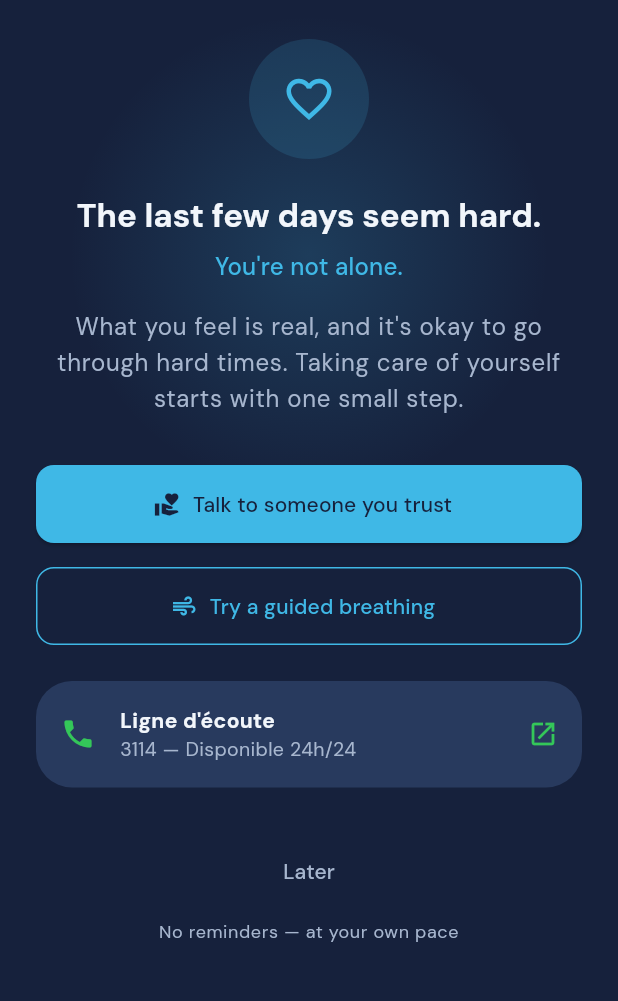
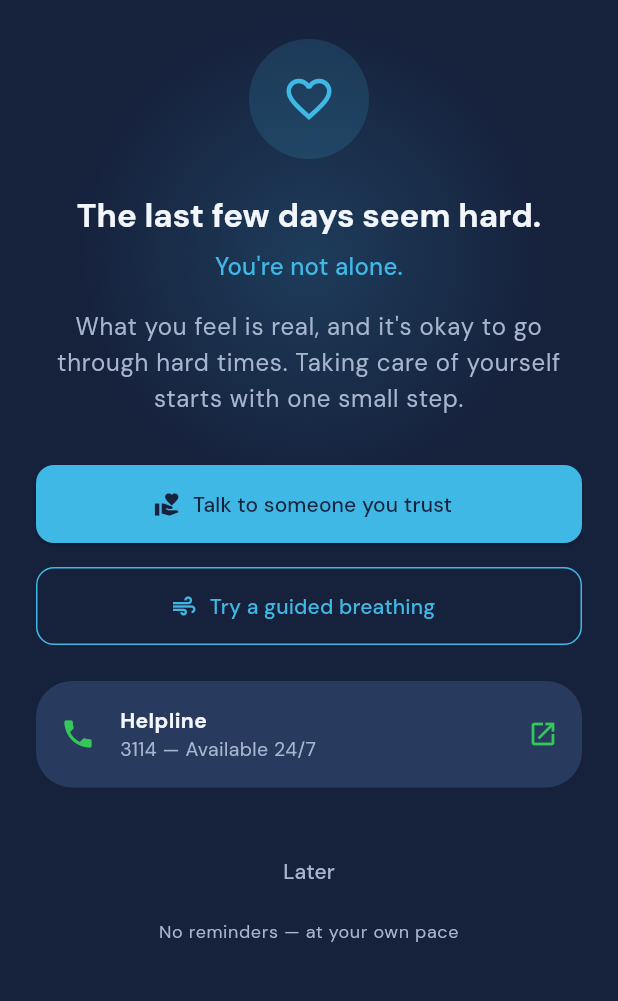
Before and after one commit to AlexandreMaillot/digiharmony, a Flutter app: the SoutienView screen opened directly, on a phone screen of 412 x 824 dp, the part 69-1070 px from its top. Run offline on Flutter 3.47's test engine with Material 3 defaults, Android fonts, the phone set to English and light mode, and no system bars; drawn by our look-alikes of flutter_animate; our stand-ins replace bloc, bloc_concurrency, drift, equatable, flutter_bloc, hydrated_bloc; accounts and stored records are empty; generated files the repository leaves out were written again; statements that could not run were skipped.

Commit message:
fix(soutien): i18n des libellés ligne d'écoute (titre/dispo) — modèle réduit à cible/type
Corrige la régression i18n signalée en revue (🔴) :
- Ajoute soutienLigneTitre/soutienLigneDispo dans les 8 ARB (FR/EN + fallback EN
  pour el/es/it/mk/ro/tr) — plus aucun libellé UI en dur dans le périmètre soutien.
- Réduit RessourceLigneEcoute aux seuls champs de données (cible + type) ;
  supprime nom et disponibilite qui étaient des libellés UI codés en dur.
- Met à jour BlocLigneEcoute : titre = l10n.soutienLigneTitre,
  sous-titre = '${ressource.cible} — ${l10n.soutienLigneDispo}'.
- Adapte les tests SO-RES-2/SO-RES-4 au nouveau constructeur et SO-VIEW-3
  aux nouvelles assertions i18n (Helpline/3114 en EN, Ligne d'écoute/3114 en FR).
- 235 tests pass, analyse clean, format clean.

Co-Authored-By: Claude Sonnet 4.6 <noreply@anthropic.com>

```diff
--- a/apps/digiharmony_app/lib/l10n/arb/app_el.arb
+++ b/apps/digiharmony_app/lib/l10n/arb/app_el.arb
@@ -85,5 +85,7 @@
     "soutienConfiancePiste03": "Reach out to a trusted adult at school (counsellor, school nurse)",
     "soutienConfiancePiste04": "Write down what you feel before talking about it",
     "soutienConfiancePiste05": "Choose a calm moment to bring it up",
-    "soutienErreurLien": "Unable to open this link."
+    "soutienErreurLien": "Unable to open this link.",
+    "soutienLigneTitre": "Helpline",
+    "soutienLigneDispo": "Available 24/7"
 }
--- a/apps/digiharmony_app/lib/l10n/arb/app_en.arb
+++ b/apps/digiharmony_app/lib/l10n/arb/app_en.arb
@@ -395,5 +395,13 @@
     "soutienErreurLien": "Unable to open this link.",
     "@soutienErreurLien": {
         "description": "Error snackbar when url_launcher fails to open a helpline resource."
+    },
+    "soutienLigneTitre": "Helpline",
+    "@soutienLigneTitre": {
+        "description": "Generic title for the helpline card in the soutien screen."
+    },
+    "soutienLigneDispo": "Available 24/7",
+    "@soutienLigneDispo": {
+        "description": "Generic availability label for the helpline card in the soutien screen."
     }
 }
--- a/apps/digiharmony_app/lib/l10n/arb/app_es.arb
+++ b/apps/digiharmony_app/lib/l10n/arb/app_es.arb
@@ -85,5 +85,7 @@
     "soutienConfiancePiste03": "Reach out to a trusted adult at school (counsellor, school nurse)",
     "soutienConfiancePiste04": "Write down what you feel before talking about it",
     "soutienConfiancePiste05": "Choose a calm moment to bring it up",
-    "soutienErreurLien": "Unable to open this link."
+    "soutienErreurLien": "Unable to open this link.",
+    "soutienLigneTitre": "Helpline",
+    "soutienLigneDispo": "Available 24/7"
 }
--- a/apps/digiharmony_app/lib/l10n/arb/app_fr.arb
+++ b/apps/digiharmony_app/lib/l10n/arb/app_fr.arb
@@ -87,5 +87,7 @@
     "soutienConfiancePiste03": "Contacter un adulte de confiance à l'école (CPE, infirmier·ère)",
     "soutienConfiancePiste04": "Écrire ce que tu ressens avant d'en parler",
     "soutienConfiancePiste05": "Choisir un moment calme pour aborder le sujet",
-    "soutienErreurLien": "Impossible d'ouvrir ce lien."
+    "soutienErreurLien": "Impossible d'ouvrir ce lien.",
+    "soutienLigneTitre": "Ligne d'écoute",
+    "soutienLigneDispo": "Disponible 24h/24"
 }
--- a/apps/digiharmony_app/lib/l10n/arb/app_it.arb
+++ b/apps/digiharmony_app/lib/l10n/arb/app_it.arb
@@ -85,5 +85,7 @@
     "soutienConfiancePiste03": "Reach out to a trusted adult at school (counsellor, school nurse)",
     "soutienConfiancePiste04": "Write down what you feel before talking about it",
     "soutienConfiancePiste05": "Choose a calm moment to bring it up",
-    "soutienErreurLien": "Unable to open this link."
+    "soutienErreurLien": "Unable to open this link.",
+    "soutienLigneTitre": "Helpline",
+    "soutienLigneDispo": "Available 24/7"
 }
--- a/apps/digiharmony_app/lib/l10n/arb/app_mk.arb
+++ b/apps/digiharmony_app/lib/l10n/arb/app_mk.arb
@@ -85,5 +85,7 @@
     "soutienConfiancePiste03": "Reach out to a trusted adult at school (counsellor, school nurse)",
     "soutienConfiancePiste04": "Write down what you feel before talking about it",
     "soutienConfiancePiste05": "Choose a calm moment to bring it up",
-    "soutienErreurLien": "Unable to open this link."
+    "soutienErreurLien": "Unable to open this link.",
+    "soutienLigneTitre": "Helpline",
+    "soutienLigneDispo": "Available 24/7"
 }
--- a/apps/digiharmony_app/lib/l10n/arb/app_ro.arb
+++ b/apps/digiharmony_app/lib/l10n/arb/app_ro.arb
@@ -85,5 +85,7 @@
     "soutienConfiancePiste03": "Reach out to a trusted adult at school (counsellor, school nurse)",
     "soutienConfiancePiste04": "Write down what you feel before talking about it",
     "soutienConfiancePiste05": "Choose a calm moment to bring it up",
-    "soutienErreurLien": "Unable to open this link."
+    "soutienErreurLien": "Unable to open this link.",
+    "soutienLigneTitre": "Helpline",
+    "soutienLigneDispo": "Available 24/7"
 }
--- a/apps/digiharmony_app/lib/l10n/arb/app_tr.arb
+++ b/apps/digiharmony_app/lib/l10n/arb/app_tr.arb
@@ -85,5 +85,7 @@
     "soutienConfiancePiste03": "Reach out to a trusted adult at school (counsellor, school nurse)",
     "soutienConfiancePiste04": "Write down what you feel before talking about it",
     "soutienConfiancePiste05": "Choose a calm moment to bring it up",
-    "soutienErreurLien": "Unable to open this link."
+    "soutienErreurLien": "Unable to open this link.",
+    "soutienLigneTitre": "Helpline",
+    "soutienLigneDispo": "Available 24/7"
 }
--- a/apps/digiharmony_app/lib/pages/soutien/modeles/ressource_ligne_ecoute.dart
+++ b/apps/digiharmony_app/lib/pages/soutien/modeles/ressource_ligne_ecoute.dart
@@ -9,29 +9,24 @@ enum TypeRessourceEcoute {
 
 /// Ressource d'écoute associée à une locale (donnée statique embarquée).
 ///
+/// Contient uniquement les données (cible, type).
+/// Les libellés UI (titre, disponibilité) sont gérés par l'i18n (ARB).
+///
 /// L'entrée 'fr' contient le 3114 (numéro FR approuvé).
 /// Les autres locales utilisent le fallback 'fr' — données partenaires
 /// à valider avant déploiement hors France (DEC-SO-007).
 class RessourceLigneEcoute {
   /// Crée une ressource d'écoute.
   const RessourceLigneEcoute({
-    required this.nom,
     required this.cible,
     required this.type,
-    required this.disponibilite,
   });
-
-  /// Nom affiché de la ligne d'écoute.
-  final String nom;
 
   /// Cible : numéro brut (tel) ou URL (https).
   final String cible;
 
   /// Mode d'ouverture de la ressource.
   final TypeRessourceEcoute type;
-
-  /// Libellé de disponibilité (ex. « Disponible 24h/24 »).
-  final String disponibilite;
 }
 
 /// Table statique locale → ressource d'écoute.
@@ -53,9 +48,7 @@ tableRessources = <String, RessourceLigneEcoute>{
   // 3114 = Numéro national de prévention du suicide (FR), approuvé partenaires.
   // Utilisé comme fallback pour toutes les locales sans entrée propre.
   'fr': RessourceLigneEcoute(
-    nom: "Ligne d'écoute",
     cible: '3114',
     type: TypeRessourceEcoute.telephone,
-    disponibilite: 'Disponible 24h/24',
   ),
 };
--- a/apps/digiharmony_app/lib/pages/soutien/widgets/bloc_ligne_ecoute.dart
+++ b/apps/digiharmony_app/lib/pages/soutien/widgets/bloc_ligne_ecoute.dart
@@ -27,6 +27,8 @@ class BlocLigneEcoute extends StatelessWidget {
 
     if (ressource == null) return const SizedBox.shrink();
 
+    final l10n = context.l10n;
+
     return Material(
       color: AppColors.surface,
       borderRadius: AppRadii.cardRadius,
@@ -48,14 +50,14 @@ class BlocLigneEcoute extends StatelessWidget {
                   crossAxisAlignment: CrossAxisAlignment.start,
                   children: [
                     Text(
-                      ressource.nom,
+                      l10n.soutienLigneTitre,
                       style: const TextStyle(
                         color: AppColors.text,
                         fontWeight: FontWeight.bold,
                       ),
                     ),
                     Text(
-                      '${ressource.cible} — ${ressource.disponibilite}',
+                      '${ressource.cible} — ${l10n.soutienLigneDispo}',
                       style: const TextStyle(
                         color: AppColors.textMuted,
                         fontSize: 13,
```
Also changed, not shown: 2 other files.
